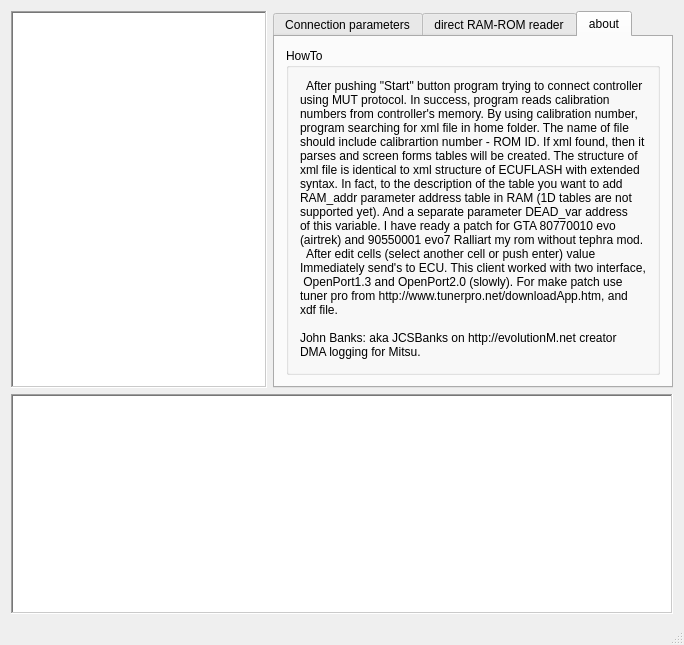
The window that mainwindow.ui (DowJhob/Evo-live-map) describes before a commit, drawn with Qt 5.
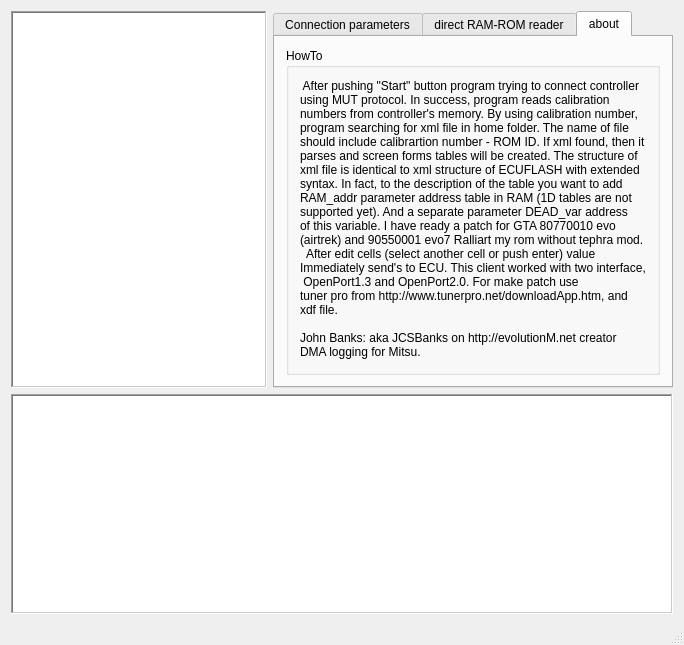
The same window after the commit.

```diff
--- a/mainwindow.ui
+++ b/mainwindow.ui
@@ -179,7 +179,7 @@
               </sizepolicy>
              </property>
              <property name="text">
-              <string>  After pushing &quot;Start&quot; button program trying to connect controller
+              <string> After pushing &quot;Start&quot; button program trying to connect controller
 using MUT protocol. In success, program reads calibration 
 numbers from controller's memory. By using calibration number, 
 program searching for xml file in home folder. The name of file 
@@ -193,7 +193,7 @@
 (airtrek) and 90550001 evo7 Ralliart my rom without tephra mod.
   After edit cells (select another cell or push enter) value 
 Immediately send's to ECU. This client worked with two interface,
- OpenPort1.3 and OpenPort2.0 (slowly). For make patch use 
+ OpenPort1.3 and OpenPort2.0. For make patch use 
 tuner pro from http://www.tunerpro.net/downloadApp.htm, and 
 xdf file.
 
```
